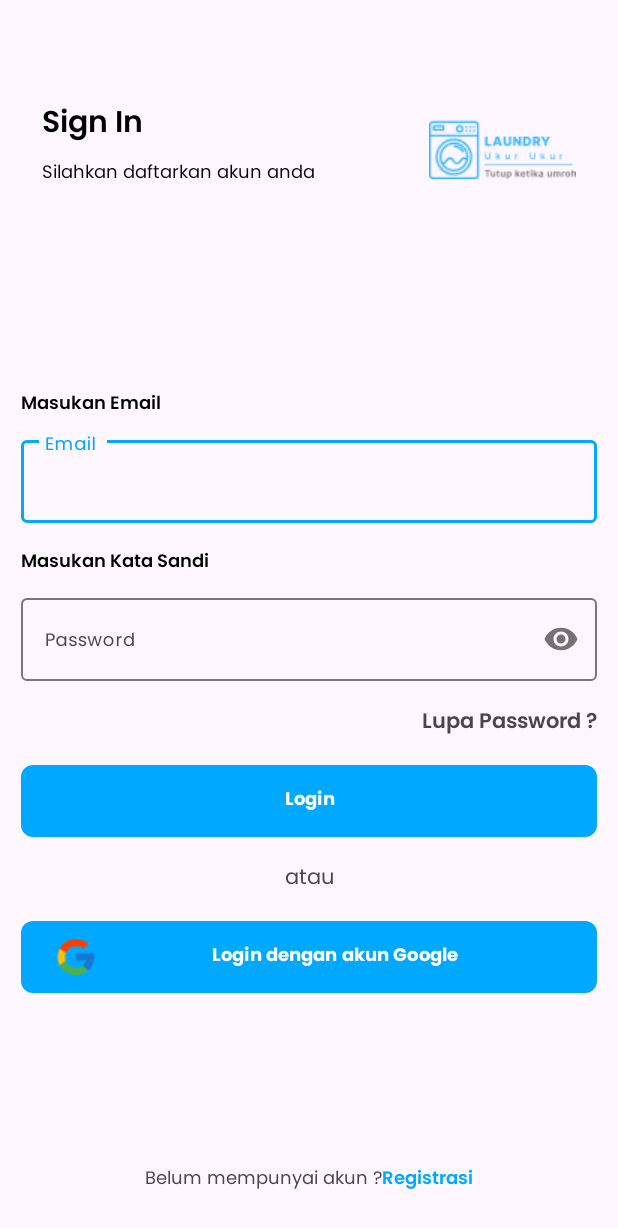
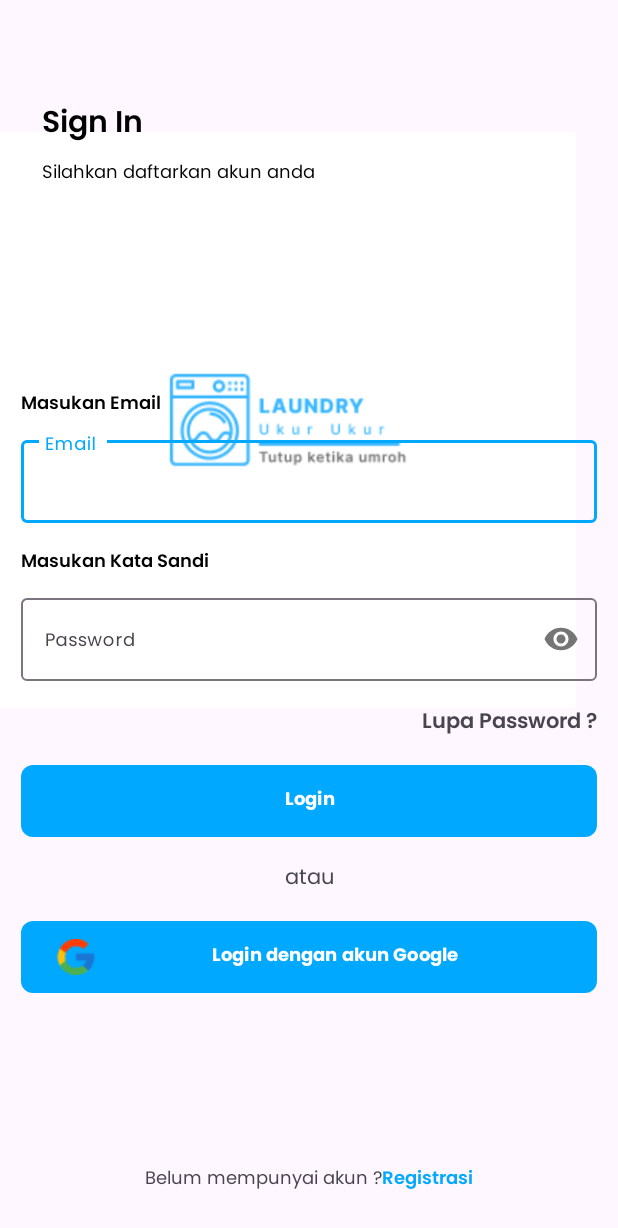
Before and after one commit to UkurUkurMan/LaundryU, an Android app: the screen it shows after launch (login), on a phone screen of 412 x 824 dp. Shown: the top 1228 px of the screen. Run offline under Robolectric (Android 15) with nearby library versions, the phone set to English and light mode, and no system bars; our stand-ins replace Firebase (no records; nobody signed in at launch, a user with empty details on screens opened directly).

Commit message:
fix logo

```diff
--- a/app/src/main/res/layout/activity_login.xml
+++ b/app/src/main/res/layout/activity_login.xml
@@ -9,7 +9,7 @@
     <ImageView
         android:layout_width="wrap_content"
         android:layout_height="wrap_content"
-        android:src="@drawable/logo"
+        android:src="@drawable/laundryu"
         android:layout_alignParentRight="true"
         android:layout_marginTop="80dp"
         android:layout_marginRight="28dp"
--- a/app/src/main/res/layout/activity_register.xml
+++ b/app/src/main/res/layout/activity_register.xml
@@ -9,7 +9,7 @@
     <ImageView
         android:layout_width="wrap_content"
         android:layout_height="wrap_content"
-        android:src="@drawable/logo"
+        android:src="@drawable/laundryu"
         android:layout_alignParentRight="true"
         android:layout_marginTop="80dp"
         android:layout_marginRight="28dp"
--- a/app/src/main/res/values/themes.xml
+++ b/app/src/main/res/values/themes.xml
@@ -9,7 +9,7 @@
     <style name="Theme.LaundryU" parent="Base.Theme.LaundryU" />
     <style name="Theme.App.SplashScreen" parent="Theme.SplashScreen">
         <item name="windowSplashScreenBackground">@color/white</item>
-        <item name="windowSplashScreenAnimatedIcon">@drawable/ukur__ukur</item>
+        <item name="windowSplashScreenAnimatedIcon">@drawable/laundryu</item>
         <item name="postSplashScreenTheme">@style/Base.Theme.LaundryU</item>
     </style>
 </resources>
```
Also changed, not shown: app/src/main/res/drawable/laundryu.png, app/src/main/res/drawable/logo.png (deleted).
